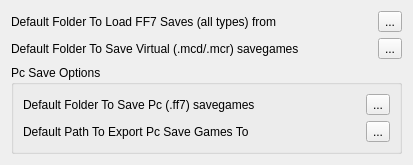
Before: the Qt Designer form options.ui in sithlord48/blackchocobo, drawn with Qt 5.
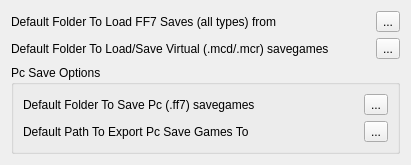
After: the same form once the commit is applied. Icons and pictures are not drawn.

Diff of the .ui file:
```diff
--- a/options.ui
+++ b/options.ui
@@ -6,7 +6,7 @@
    <rect>
     <x>0</x>
     <y>0</y>
-    <width>413</width>
+    <width>411</width>
     <height>159</height>
    </rect>
   </property>
@@ -50,7 +50,7 @@
      <item>
       <widget class="QLabel" name="label_2">
        <property name="text">
-        <string>Default Folder To Save Virtual (.mcd/.mcr) savegames</string>
+        <string>Default Folder To Load/Save Virtual (.mcd/.mcr) savegames</string>
        </property>
       </widget>
      </item>
```
Left out of the diff: 10 changed lines with no effect on the pictures.
